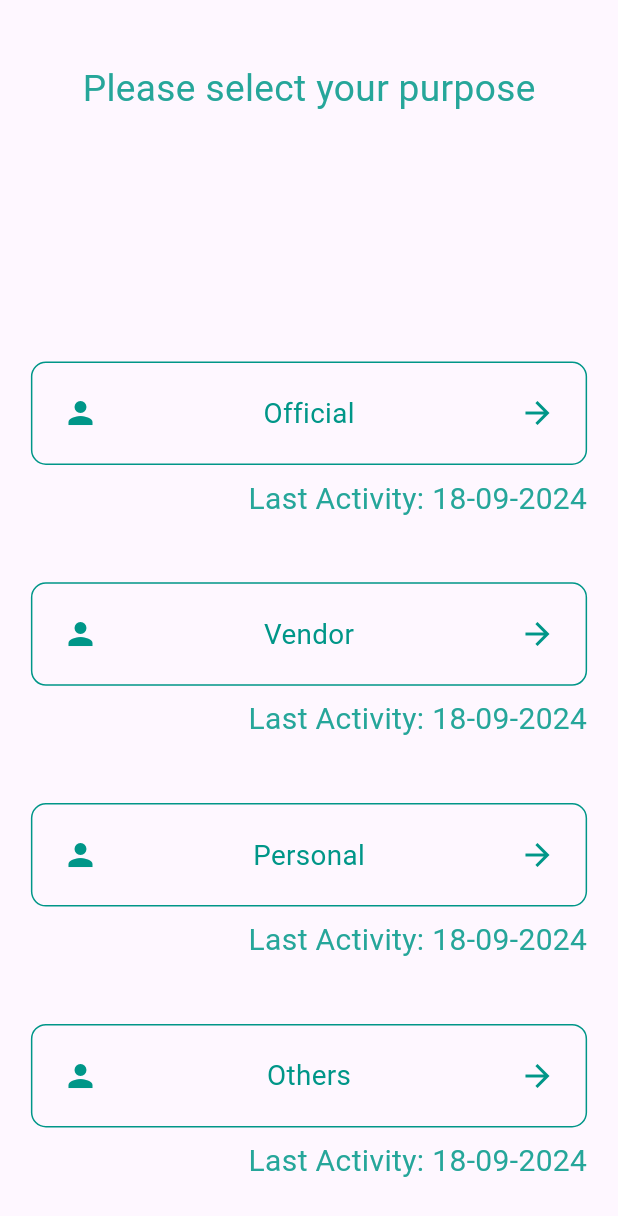
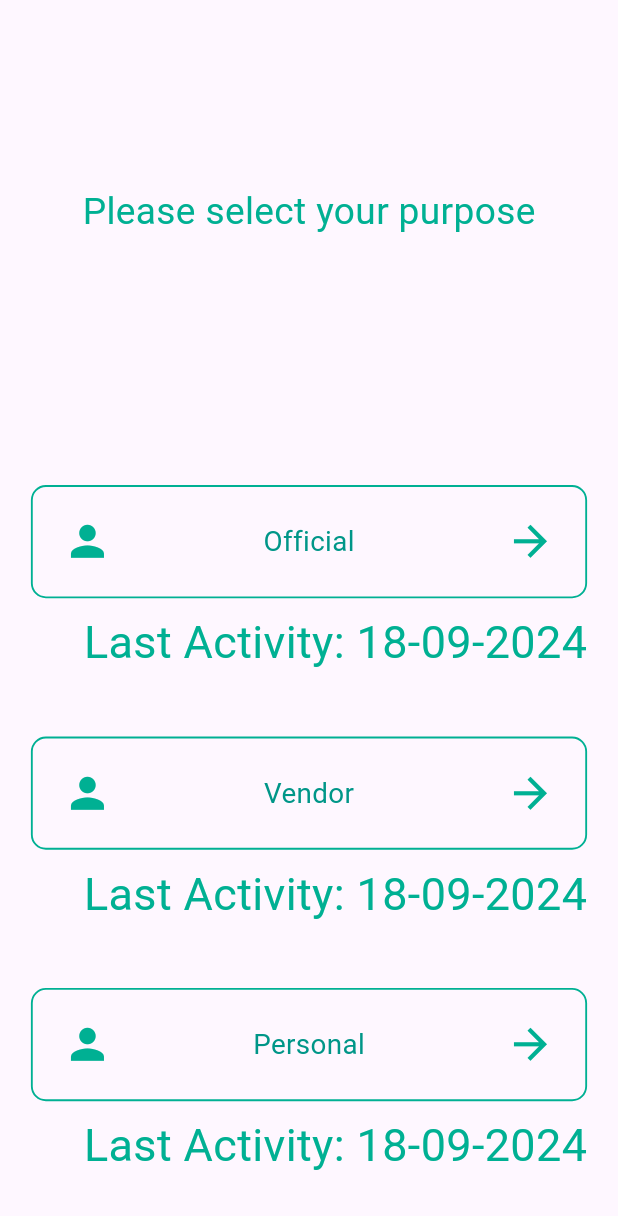
Before and after one commit to YKumar2910/Zioks_Application, a Flutter app: the screen it shows after launch, on a phone screen of 412 x 824 dp. Shown: the top 1216 px of the screen. Run offline on Flutter 3.47's test engine with Material 3 defaults, Android fonts, the phone set to English and light mode, and no system bars; our stand-ins replace image_picker.

Commit message:
Updated Purpose Page...

```diff
--- a/lib/pages/purposepage.dart
+++ b/lib/pages/purposepage.dart
@@ -13,7 +13,7 @@ class _PurposeState extends State<Purpose> {
     final screenWidth = MediaQuery.of(context).size.width;
     final screenHeight = MediaQuery.of(context).size.height;
 
-    List<String> purposeList = ['Official', 'Vendor', 'Personal', 'Others'];
+    List<String> purposeList = ['Official', 'Vendor', 'Personal', 'Others'];//Dynamic list for the purpose of visit
 
     return Scaffold(
       body: SingleChildScrollView(
@@ -23,13 +23,14 @@ class _PurposeState extends State<Purpose> {
             child: Column(
               mainAxisAlignment: MainAxisAlignment.center,
               children: <Widget>[
+                SizedBox(height: screenHeight*0.1,),
                 Text(
                   'Please select your purpose',
-                  style: TextStyle(fontSize: screenWidth * 0.06, color: Colors.teal.shade400),
+                  style: TextStyle(fontSize: screenWidth * 0.06, color: Color.fromRGBO(0, 176, 147, 1)),
                 ),
                 SizedBox(height: screenHeight * 0.2),
 
-                // Dynamically create cards from the list
+                // Cards have been created dynamically using the list.
                 ...purposeList.map((purpose) {
                   return Column(
                     children: [
@@ -40,16 +41,16 @@ class _PurposeState extends State<Purpose> {
                         },
                       ),
                       Padding(
-                        padding: EdgeInsets.only(left: screenWidth * 0.05, right: screenWidth * 0.05, top: 8), // Adjust padding
+                        padding: EdgeInsets.only(left: screenWidth * 0.05, right: screenWidth * 0.05, top: 8), // Padding for the Last activity
                         child: Align(
                           alignment: Alignment.centerRight,
                           child: Text(
                             'Last Activity: 18-09-2024',
-                            style: TextStyle(color: Colors.teal.shade400, fontSize: 20),
+                            style: TextStyle(color: Color.fromRGBO(0, 176, 147, 1), fontSize: 30),
                           ),
                         ),
                       ),
-                      SizedBox(height: screenHeight * 0.05), // Spacing between cards
+                      SizedBox(height: screenHeight * 0.05), // Spacing between Purpose cards
                     ],
                   );
                 }).toList(),
@@ -69,7 +70,8 @@ class _PurposeState extends State<Purpose> {
       child: Container(
         padding: EdgeInsets.all(20),
         decoration: BoxDecoration(
-          border: Border.all(color: Colors.teal),
+
+          border: Border.all(color: Color.fromRGBO(0, 176, 147, 1), width: screenWidth*0.003),
           borderRadius: BorderRadius.circular(10),
         ),
         // Card width is 90% of screen width
@@ -77,12 +79,12 @@ class _PurposeState extends State<Purpose> {
         child: Row(
           mainAxisAlignment: MainAxisAlignment.spaceBetween,
           children: [
-            Icon(Icons.person, color: Colors.teal),
+            Icon(Icons.person, color: Color.fromRGBO(0, 176, 147, 1), size: screenWidth*0.08),
             Text(
               label,
-              style: TextStyle(fontSize: screenWidth * 0.045, color: Colors.teal),
+              style: TextStyle(fontSize: screenWidth * 0.045, color: Colors.teal,),
             ),
-            Icon(Icons.arrow_forward, color: Colors.teal),
+            Icon(Icons.arrow_forward, color: Color.fromRGBO(0, 176, 147, 1), size: screenWidth*0.08,),
           ],
         ),
       ),
--- a/pubspec.yaml
+++ b/pubspec.yaml
@@ -31,6 +31,7 @@ dependencies:
   flutter:
     sdk: flutter
   image_picker: ^1.0.8
+
 
 
   # The following adds the Cupertino Icons font to your application.
```
Also changed, not shown: lib/pages/user_photo.dart (+1 -12 lines).
